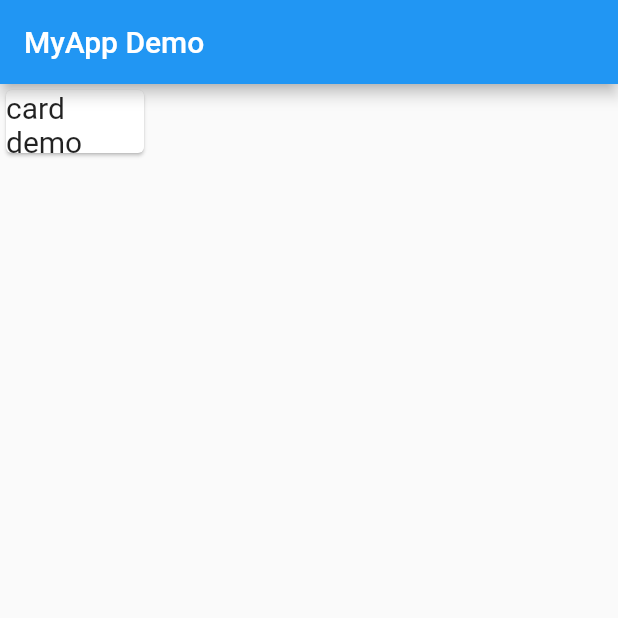
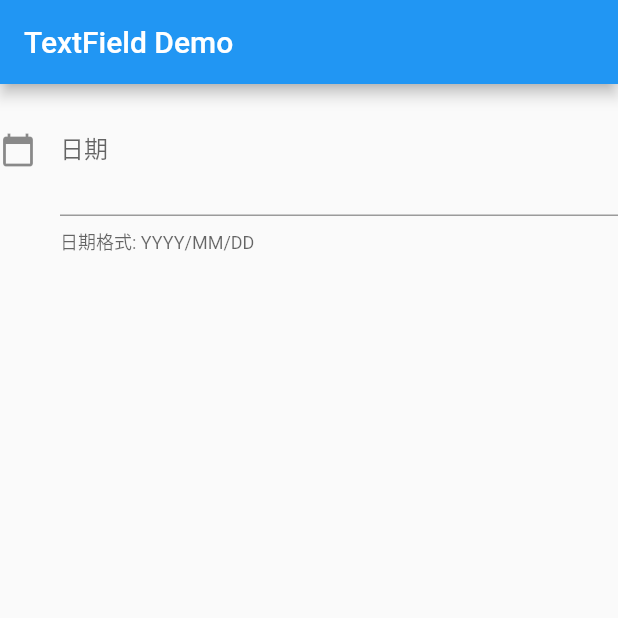
Before and after one commit to 920328eric/flutter_practical_application, a Flutter app: the screen it shows after launch, on a phone screen of 412 x 824 dp, the top half of it. Run offline on Flutter 3.47's test engine with Material 2 defaults, Android fonts, the phone set to English and light mode, and no system bars.

Commit message:
flutter 7/28

```diff
--- a/lib/main.dart
+++ b/lib/main.dart
@@ -3,7 +3,7 @@ import 'package:flutter/material.dart';
 import 'dart:math';
 
 void main() => runApp(MaterialApp(
-      home: HomePagecard(),
+      home: HomePageinputtext(),
     ));
 
 class HomePagecubes extends StatelessWidget {
@@ -11,7 +11,7 @@ class HomePagecubes extends StatelessWidget {
   Widget build(BuildContext context) {
     return Scaffold(
       appBar: AppBar(
-        title: Text('MyApp Demo'),
+        title: const Text('MyApp Demo'),
       ),
       body: Row(
         children: <Widget>[
@@ -33,7 +33,7 @@ class HomePagecubes extends StatelessWidget {
             height: 100.0,
           ),
           Container(
-            margin: EdgeInsets.only(left: 10.0),
+            margin: const EdgeInsets.only(left: 10.0),
             color: Colors.blue,
             width: 100.0,
             height: 100.0,
@@ -54,12 +54,12 @@ class HomePage2State extends State<HomePagechagecolorcubes> {
   Widget build(BuildContext context) {
     return Scaffold(
       floatingActionButton: FloatingActionButton(
-          child: Icon(Icons.forward),
+          child: const Icon(Icons.forward),
           onPressed: () {
             setState(() {});
           }),
       appBar: AppBar(
-        title: Text('MyApp Demo'),
+        title: const Text('MyApp Demo'),
       ),
       body: Row(
         children: <Widget>[
@@ -69,7 +69,7 @@ class HomePage2State extends State<HomePagechagecolorcubes> {
             height: 100.0,
           ),
           Container(
-            margin: EdgeInsets.only(left: 10.0),
+            margin: const EdgeInsets.only(left: 10.0),
             color: getColor(),
             width: 100.0,
             height: 100.0,
@@ -90,11 +90,11 @@ class HomePagtextincube extends StatelessWidget {
   Widget build(BuildContext context) {
     return Scaffold(
         appBar: AppBar(
-          title: Text('MyApp Demo'),
+          title: const Text('MyApp Demo'),
         ),
         body: Container(
-          margin: EdgeInsets.all(30.0),
-          padding: EdgeInsets.all(30.0),
+          margin: const EdgeInsets.all(30.0),
+          padding: const EdgeInsets.all(30.0),
           decoration: const BoxDecoration(
             color: Colors.black12,
             shape: BoxShape.circle,
@@ -120,7 +120,7 @@ class HomePagecard extends StatelessWidget {
   Widget build(BuildContext context) {
     return Scaffold(
         appBar: AppBar(
-          title: Text('MyApp Demo'),
+          title: const Text('MyApp Demo'),
         ),
         body: const SizedBox(
           width: 100.0,
@@ -134,3 +134,47 @@ class HomePagecard extends StatelessWidget {
         ));
   }
 }
+
+class HomePageinputtext extends StatelessWidget {
+  @override
+  Widget build(BuildContext context) {
+    TextEditingController controller = TextEditingController();
+    //為了讓外部event也可以取得TextFiel的文字
+
+    return Scaffold(
+        appBar: AppBar(
+          title: const Text('TextField Demo'),
+        ),
+        body: TextField(
+          controller: controller,
+          // onChanged: (text){
+          //   print('onChanged');
+          //   print(text);
+          // },
+          onEditingComplete: () {
+            print('onEditingComplete');
+            print(controller.text);
+          },
+          // onSubmitted: (text){
+          //   print('onSubmitted');
+          //   print(text);
+          // },
+          decoration: InputDecoration(
+              icon: const Icon(Icons.calendar_today),
+              labelText: '日期',
+              //suffix: Icon(Icons.close), //focus才會出現
+              //suffixIcon: Icon(Icons.remove),
+              focusedBorder: const UnderlineInputBorder(
+                  borderSide: BorderSide(color: Colors.greenAccent)),
+              helperText: '日期格式: YYYY/MM/DD',
+              hintText: '輸入位置',
+              suffix: IconButton(
+                  onPressed: () {
+                    FocusScope.of(context).requestFocus(FocusNode());//讓鍵盤可以收起，專換focus達到此效果
+                  },
+                  icon: const Icon(Icons.close))
+            ),
+        )
+      );
+  }
+}
```
